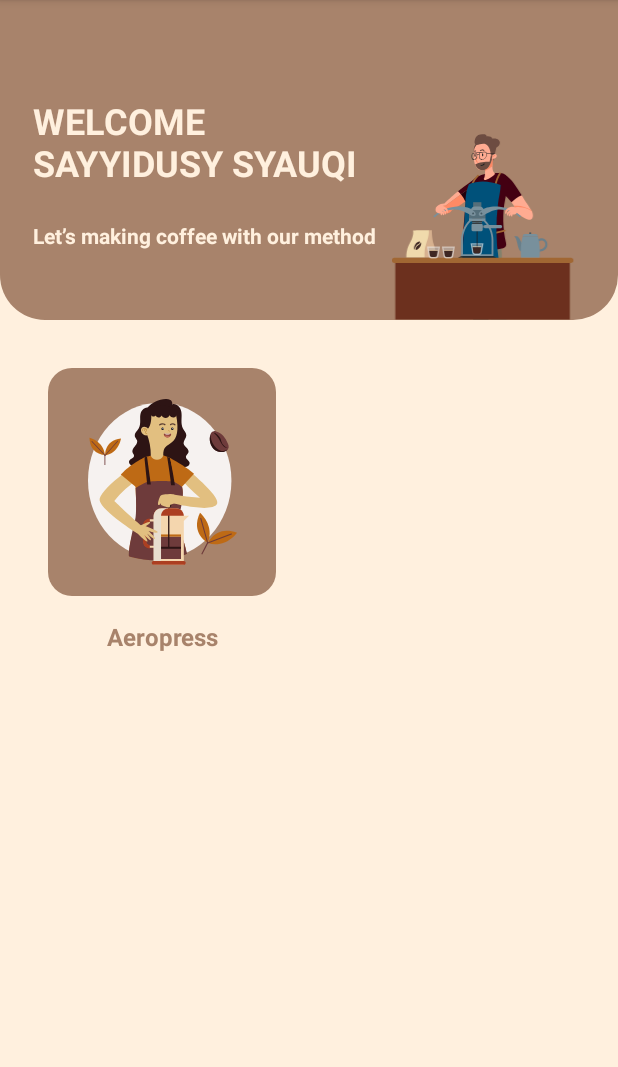
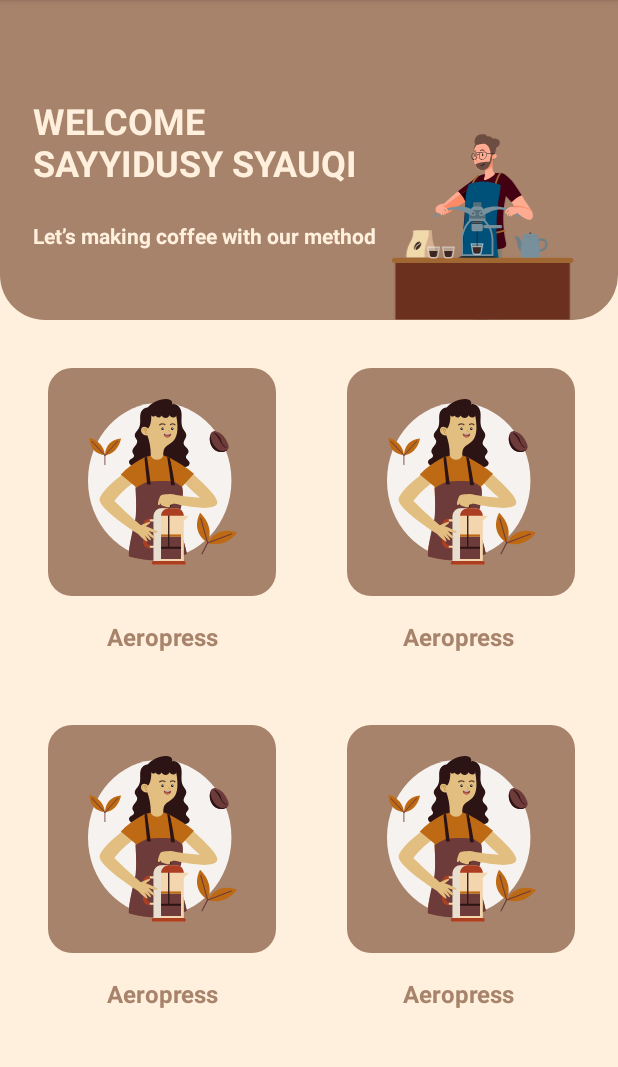
Before and after one commit to Sayyidusy/tutor_coffee, an Android app: the fragment HomeFragment shown on its own in the app's theme, on a phone screen of 412 x 824 dp, the part 84-1151 px from its top. Run offline under Robolectric (Android 15) with nearby library versions, the phone set to English and light mode, and no system bars.

Commit message:
"home page"

```diff
--- a/app/src/main/res/layout/fragment_home.xml
+++ b/app/src/main/res/layout/fragment_home.xml
@@ -79,6 +79,7 @@
                     <LinearLayout
                         android:layout_width="wrap_content"
                         android:layout_height="wrap_content"
+                        android:layout_marginRight="15dp"
                         android:orientation="vertical">
 
                         <androidx.constraintlayout.widget.ConstraintLayout
@@ -88,7 +89,7 @@
                             android:background="@drawable/shape_item">
 
                             <ImageView
-                                android:id="@+id/imageView10"
+                                android:id="@+id/imageView13"
                                 android:layout_width="wrap_content"
                                 android:layout_height="wrap_content"
                                 android:src="@drawable/vec_coffee_3"
@@ -100,7 +101,7 @@
                         </androidx.constraintlayout.widget.ConstraintLayout>
 
                         <TextView
-                            android:id="@+id/textView8"
+                            android:id="@+id/textView17"
                             android:layout_width="match_parent"
                             android:layout_height="wrap_content"
                             android:text="@string/aeropress"
@@ -111,8 +112,122 @@
 
                     </LinearLayout>
 
+                    <LinearLayout
+                        android:layout_width="wrap_content"
+                        android:layout_height="wrap_content"
+                        android:orientation="vertical">
 
+                        <androidx.constraintlayout.widget.ConstraintLayout
+                            android:layout_width="@dimen/width_152dp"
+                            android:layout_height="@dimen/width_152dp"
+                            android:layout_margin="@dimen/margin_16dp"
+                            android:background="@drawable/shape_item">
+
+                            <ImageView
+                                android:id="@+id/imageView18"
+                                android:layout_width="wrap_content"
+                                android:layout_height="wrap_content"
+                                android:src="@drawable/vec_coffee_3"
+                                app:layout_constraintBottom_toBottomOf="parent"
+                                app:layout_constraintEnd_toEndOf="parent"
+                                app:layout_constraintStart_toStartOf="parent"
+                                app:layout_constraintTop_toTopOf="parent" />
+
+                        </androidx.constraintlayout.widget.ConstraintLayout>
+
+                        <TextView
+                            android:id="@+id/textView19"
+                            android:layout_width="match_parent"
+                            android:layout_height="wrap_content"
+                            android:text="@string/aeropress"
+                            android:textAlignment="center"
+                            android:textColor="@color/brown_secondary"
+                            android:textSize="@dimen/text_16sp"
+                            android:textStyle="bold" />
+
+                    </LinearLayout>
                 </LinearLayout>
+
+                <LinearLayout
+                    android:layout_width="match_parent"
+                    android:layout_height="match_parent"
+                    android:layout_gravity="center"
+                    android:layout_margin="@dimen/margin_16dp"
+                    android:orientation="horizontal">
+
+                    <LinearLayout
+                        android:layout_width="wrap_content"
+                        android:layout_height="wrap_content"
+                        android:layout_marginRight="15dp"
+                        android:orientation="vertical">
+
+                        <androidx.constraintlayout.widget.ConstraintLayout
+                            android:layout_width="@dimen/width_152dp"
+                            android:layout_height="@dimen/width_152dp"
+                            android:layout_margin="@dimen/margin_16dp"
+                            android:background="@drawable/shape_item">
+
+                            <ImageView
+                                android:id="@+id/imageView20"
+                                android:layout_width="wrap_content"
+                                android:layout_height="wrap_content"
+                                android:src="@drawable/vec_coffee_3"
+                                app:layout_constraintBottom_toBottomOf="parent"
+                                app:layout_constraintEnd_toEndOf="parent"
+                                app:layout_constraintStart_toStartOf="parent"
+                                app:layout_constraintTop_toTopOf="parent" />
+
+                        </androidx.constraintlayout.widget.ConstraintLayout>
+
+                        <TextView
+                            android:id="@+id/textView14"
+                            android:layout_width="match_parent"
+                            android:layout_height="wrap_content"
+                            android:text="@string/aeropress"
+                            android:textAlignment="center"
+                            android:textColor="@color/brown_secondary"
+                            android:textSize="@dimen/text_16sp"
+                            android:textStyle="bold" />
+
+                    </LinearLayout>
+
+                    <LinearLayout
+                        android:layout_width="wrap_content"
+                        android:layout_height="wrap_content"
+                        android:orientation="vertical">
+
+                        <androidx.constraintlayout.widget.ConstraintLayout
+                            android:layout_width="@dimen/width_152dp"
+                            android:layout_height="@dimen/width_152dp"
+                            android:layout_margin="@dimen/margin_16dp"
+                            android:background="@drawable/shape_item">
+
+                            <ImageView
+                                android:id="@+id/imageView15"
+                                android:layout_width="wrap_content"
+                                android:layout_height="wrap_content"
+                                android:src="@drawable/vec_coffee_3"
+                                app:layout_constraintBottom_toBottomOf="parent"
+                                app:layout_constraintEnd_toEndOf="parent"
+                                app:layout_constraintStart_toStartOf="parent"
+                                app:layout_constraintTop_toTopOf="parent" />
+
+                        </androidx.constraintlayout.widget.ConstraintLayout>
+
+                        <TextView
+                            android:id="@+id/textView16"
+                            android:layout_width="match_parent"
+                            android:layout_height="wrap_content"
+                            android:text="@string/aeropress"
+                            android:textAlignment="center"
+                            android:textColor="@color/brown_secondary"
+                            android:textSize="@dimen/text_16sp"
+                            android:textStyle="bold" />
+
+                    </LinearLayout>
+                </LinearLayout>
+
+
             </LinearLayout>
 
         </LinearLayout>
```
